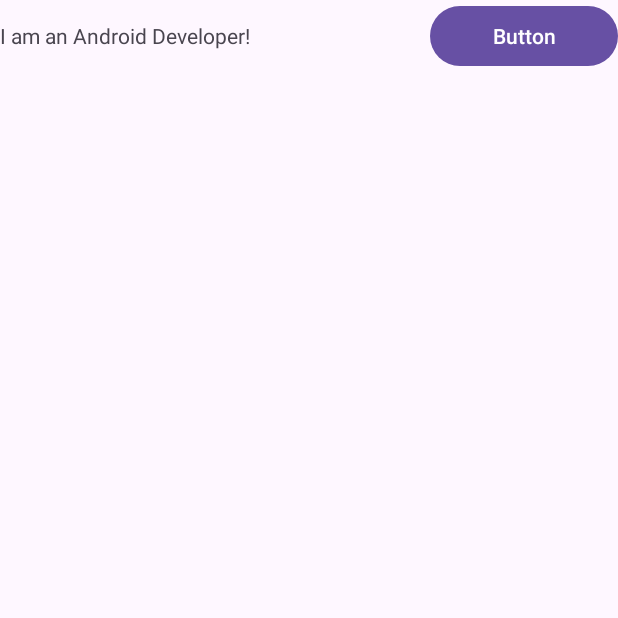
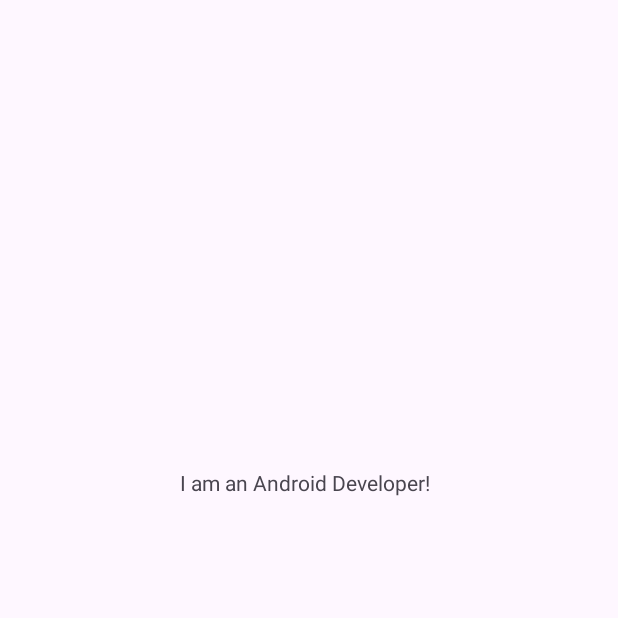
Before and after one commit to JohnnySC/ZeroToHeroAndroidTDD, an Android app: the screen it shows after launch (MainActivity), on a phone screen of 412 x 824 dp, the top half of it. Run offline under Robolectric (Android 15) with nearby library versions, the phone set to English and light mode, and no system bars.

Commit message:
ZT task 004 completed

```diff
--- a/app/src/main/res/layout/activity_main.xml
+++ b/app/src/main/res/layout/activity_main.xml
@@ -2,23 +2,17 @@
 <LinearLayout xmlns:android="http://schemas.android.com/apk/res/android"
     xmlns:app="http://schemas.android.com/apk/res-auto"
     xmlns:tools="http://schemas.android.com/tools"
+    android:id="@+id/linearLayout"
     android:layout_width="match_parent"
     android:layout_height="match_parent"
-    android:orientation="horizontal"
     tools:context=".MainActivity">
 
     <TextView
         android:id="@+id/titleTextView"
         android:layout_width="wrap_content"
         android:layout_height="wrap_content"
-        android:layout_marginEnd="120dp"
-        android:layout_marginBottom="484dp"
+        android:layout_marginStart="120dp"
+        android:layout_marginTop="312dp"
         android:text="@string/i_am_an_android_developer" />
 
-    <Button
-        android:id="@+id/button"
-        android:layout_width="0dp"
-        android:layout_height="wrap_content"
-        android:layout_weight="1"
-        android:text="@string/button" />
 </LinearLayout>
--- a/app/src/main/res/values/strings.xml
+++ b/app/src/main/res/values/strings.xml
@@ -1,5 +1,4 @@
 <resources>
     <string name="app_name">ZeroToHeroAndroidTDD</string>
     <string name="i_am_an_android_developer">I am an Android Developer!</string>
-    <string name="button">Button</string>
 </resources>
```
